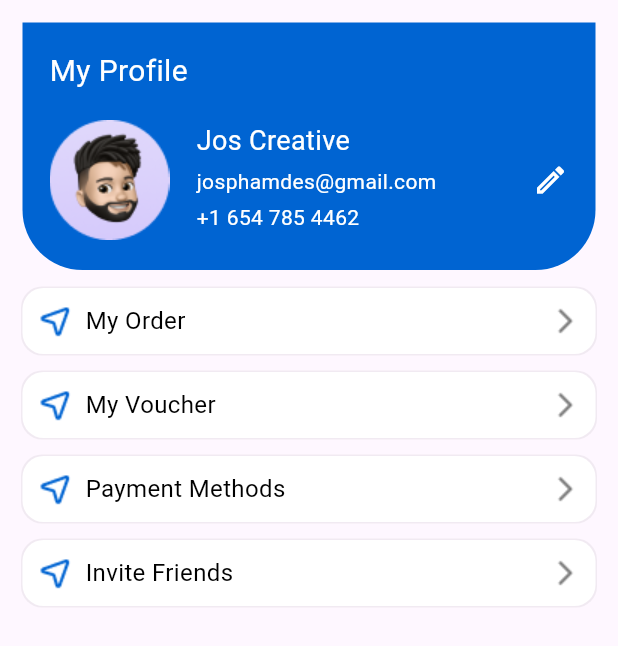
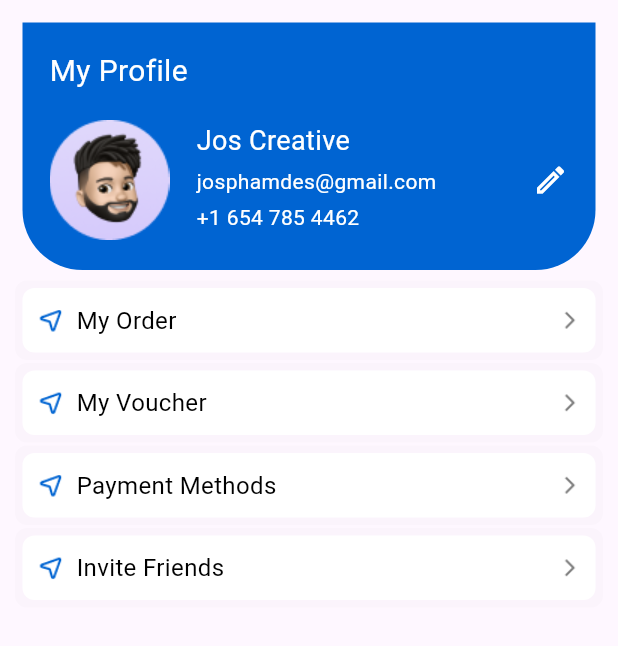
Before and after one commit to sevinchfarxodova/zs_uzairways, a Flutter app: the screen it shows after launch, on a phone screen of 412 x 824 dp. Shown: the top 646 px of the screen. Run offline on Flutter 3.47's test engine with Material 3 defaults, Android fonts, the phone set to English and light mode, and no system bars; our stand-ins replace lite_rolling_switch; missing offline and left inert: ticket_widget.

```diff
--- a/lib/features/account_page/widgets/acc_containers.dart
+++ b/lib/features/account_page/widgets/acc_containers.dart
@@ -16,11 +16,11 @@ VoidCallback? onPressed;
         padding: EdgeInsets.all(10),
         decoration: BoxDecoration(
           color: Colors.white,
-          borderRadius: BorderRadius.circular(14),
+          borderRadius: BorderRadius.circular(8),
           boxShadow: [
             BoxShadow(
-              color: Colors.black.withOpacity(0.05),
-              spreadRadius: 1,
+              color: Colors.black.withOpacity(0.01),
+              spreadRadius: 5,
             ),
           ],
         ),
@@ -30,6 +30,7 @@ VoidCallback? onPressed;
             Row(children: [
               Image.asset(imgUrl!,
                 color: AppColors.blue,
+                width: 18,height: 18,
               ),
               SizedBox(width: 8,),
               Text(text!,
@@ -45,12 +46,11 @@ VoidCallback? onPressed;
               child: Row(
                 children: [
                   Image.asset('assets/images/arrow_forward_ios.png',
-                    color: AppColors.grey,)
-                ],
+                    color: AppColors.grey, width: 14,height: 16,),
+               Divider(), ],
               ),
-            )
-
-          ],
+            ),
+        ],
         ),
       );
   }
```
Also changed, not shown: assets/images/Group 3.png (added).
